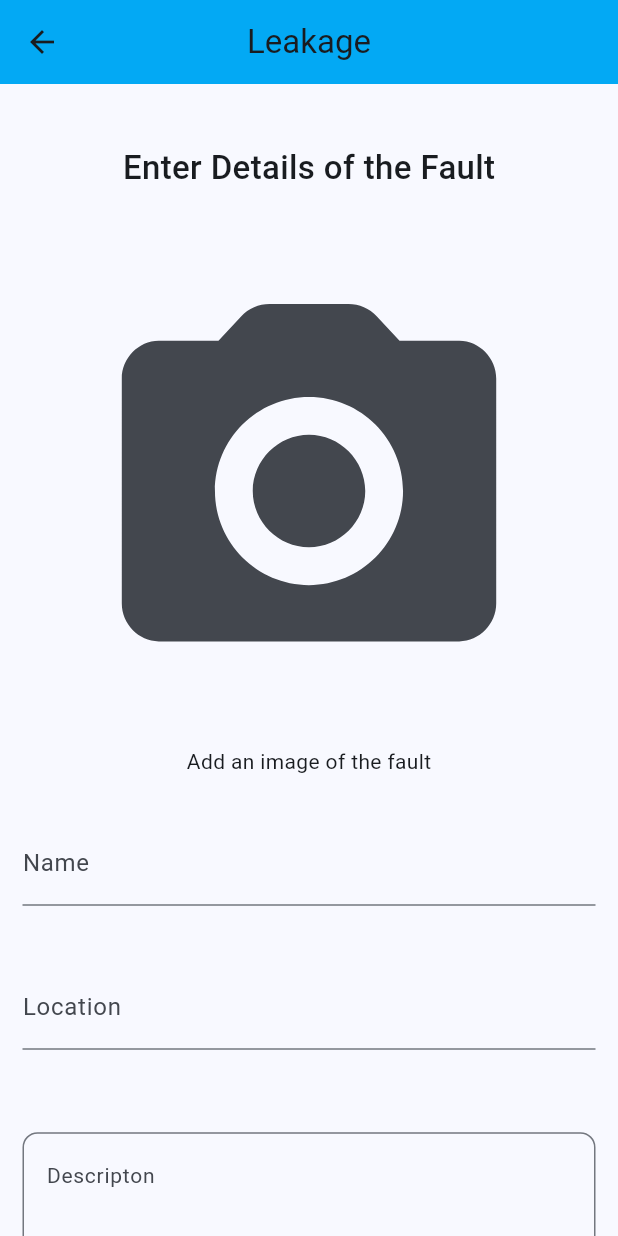
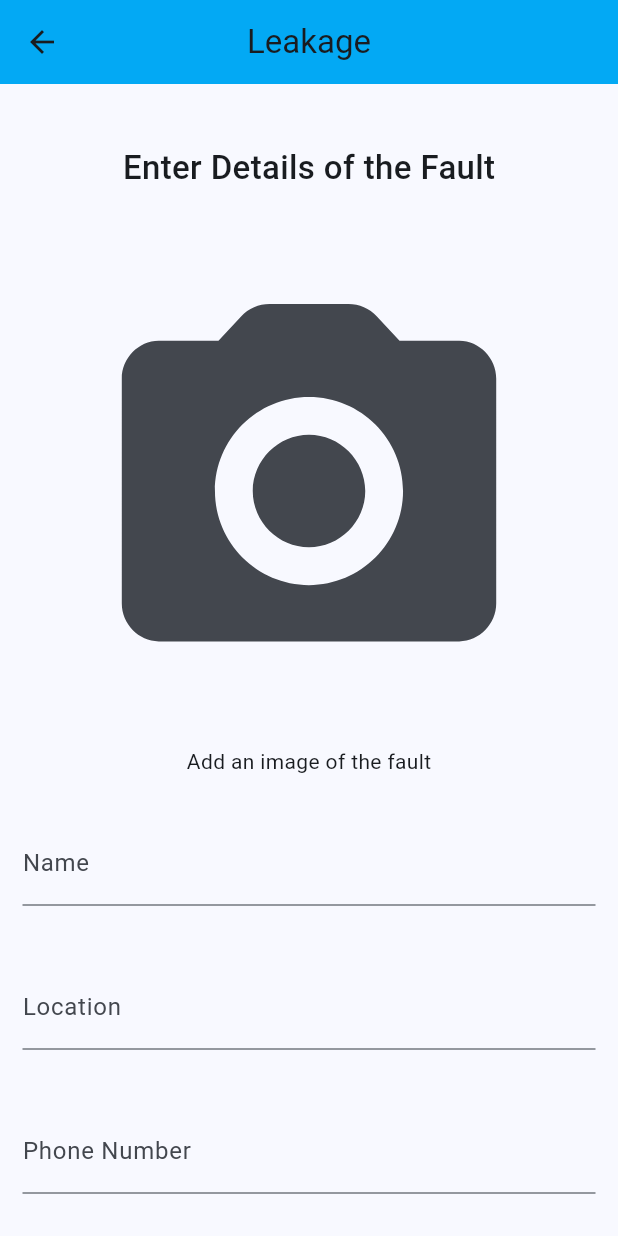
Before and after one commit to maxxdroid/aquafix, a Flutter app: the Report screen opened directly, on a phone screen of 412 x 824 dp. Run offline on Flutter 3.47's test engine with Material 3 defaults, Android fonts, the light colour scheme and no system bars; our stand-ins replace cloud_firestore, firebase_auth, firebase_core, fluttertoast, image_picker; missing offline and left inert: d_chart; accounts and stored records are empty.

Commit message:
reportModel

```diff
--- a/lib/authentication/auth.dart
+++ b/lib/authentication/auth.dart
@@ -26,6 +26,7 @@ class AuthMethods {
         .then((authUser) {
       // firebseUser = authUser.user;
       // readLogInData(firebseUser!);
+      Navigator.of(context).popUntil((route) => route.isFirst);
       Navigator.popAndPushNamed(context, "home");
     }).onError((error, stackTrace) {
       Navigator.of(context);
@@ -73,6 +74,7 @@ class AuthMethods {
       DataBaseMethods()
           .addUserInfoToDob(firebaseUser!.uid, userInfoMap)
           .then((value) {
+        Navigator.of(context).popUntil((route) => route.isFirst);
         Navigator.pushReplacementNamed(context, "home");
       });
     }).onError((error, stackTrace) {
@@ -89,6 +91,7 @@ class AuthMethods {
         var password0 = data['password'];
         if (id0 == id && password0 == password) {
           Route route = MaterialPageRoute(builder: (_) => const AdminHome());
+          Navigator.of(context).popUntil((route) => route.isFirst);
           Navigator.pushReplacement(context, route);
         }
       }
--- a/lib/screens/report.dart
+++ b/lib/screens/report.dart
@@ -19,6 +19,7 @@ class _ReportState extends State<Report> {
   final TextEditingController _name = TextEditingController();
   final TextEditingController _location = TextEditingController();
   final TextEditingController _details = TextEditingController();
+  final TextEditingController _phoneNumber = TextEditingController();
 
   bool imageSelected = false;
   late File _pic;
@@ -144,6 +145,26 @@ class _ReportState extends State<Report> {
               ),
             ),
             Padding(
+              padding: const EdgeInsets.only(
+                  top: 30, bottom: 10, left: 15, right: 15),
+              child: TextFormField(
+                controller: _phoneNumber,
+                decoration: const InputDecoration(
+                  prefix: Text("  +233"),
+                  labelText: "Phone Number"
+                  ),
+                validator: (value) {
+                  if (value!.isEmpty) {
+                    return 'Enter a valid Phone Number';
+                  } else if (value.length < 9) {
+                    return 'Enter a valid Phone Number';
+                  } else {
+                    return null;
+                  }
+                },
+              ),
+            ),
+            Padding(
                 padding: const EdgeInsets.only(top: 45.0, left: 15, right: 15),
                 child: TextFormField(
                   controller: _details,
@@ -185,6 +206,8 @@ class _ReportState extends State<Report> {
                       "Name": _name.text.toString(),
                       "location": _location.text.toString(),
                       "Description": _details.text.toString(),
+                      "Phone Number": _phoneNumber.text.toString(),
+                      "Date": DateTime.now().toString(),
                     };
 
                     showDialog(
```
Also changed, not shown: lib/models/report_model.dart (+34 -16 lines), lib/screens/submitted_reports.dart (+29 -25 lines).
